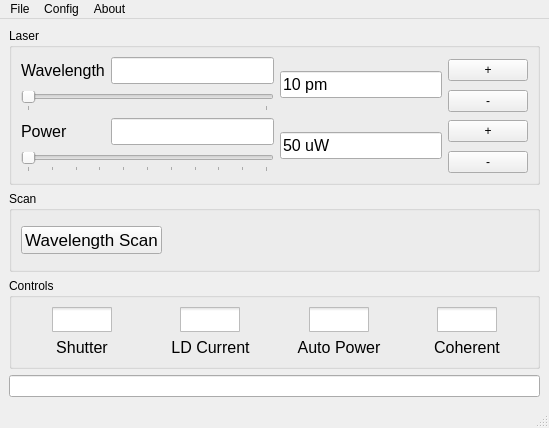
First picture: the form in pharos/view/GUI/QtCreator/main_window.ui, repository uetke/UUPharosController, before the edit.
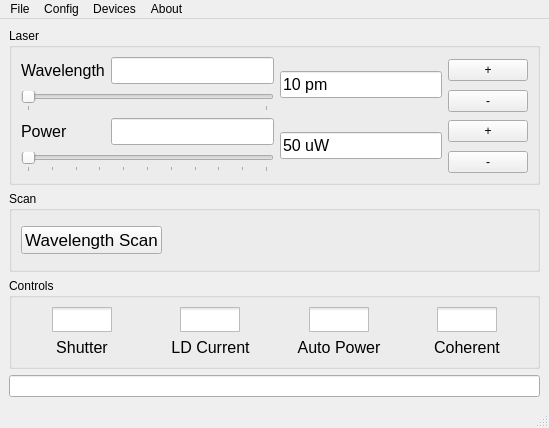
Second picture: the form after the edit. Icons and pictures are not drawn.

Commit message: Added the window of the rotation motor to the main GUI

The edit to the form file:
```diff
--- a/pharos/view/GUI/QtCreator/main_window.ui
+++ b/pharos/view/GUI/QtCreator/main_window.ui
@@ -396,8 +396,14 @@
     </property>
     <addaction name="actionAbout_PharosController"/>
    </widget>
+   <widget class="QMenu" name="menuDevices">
+    <property name="title">
+     <string>Devices</string>
+    </property>
+   </widget>
    <addaction name="menuFile"/>
    <addaction name="menuConfig"/>
+   <addaction name="menuDevices"/>
    <addaction name="menuAbout"/>
   </widget>
   <widget class="QStatusBar" name="statusbar"/>
```
